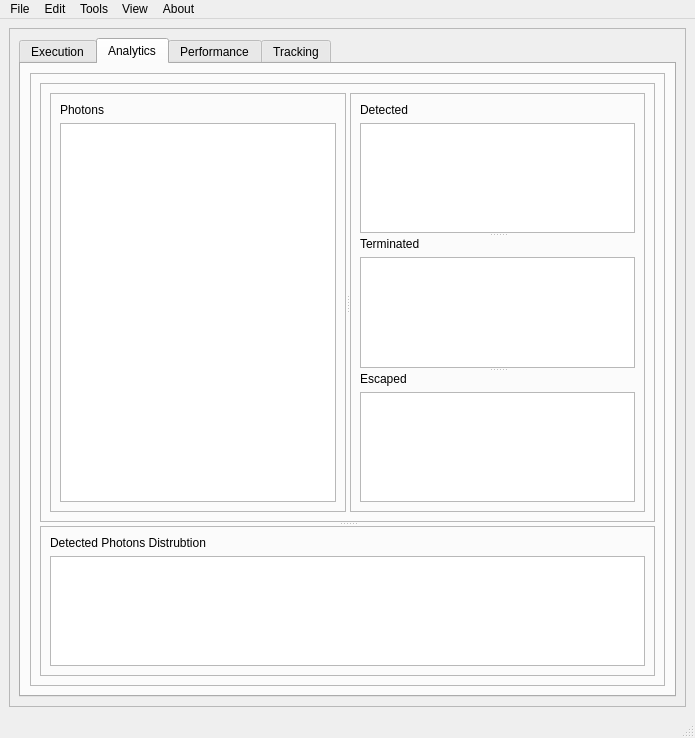
Old version of the form gui/RandomWalk_Ui/minimal.ui in the repository The4ofUs/Monte-Carlo-Simulation-of-Light-Propagation.
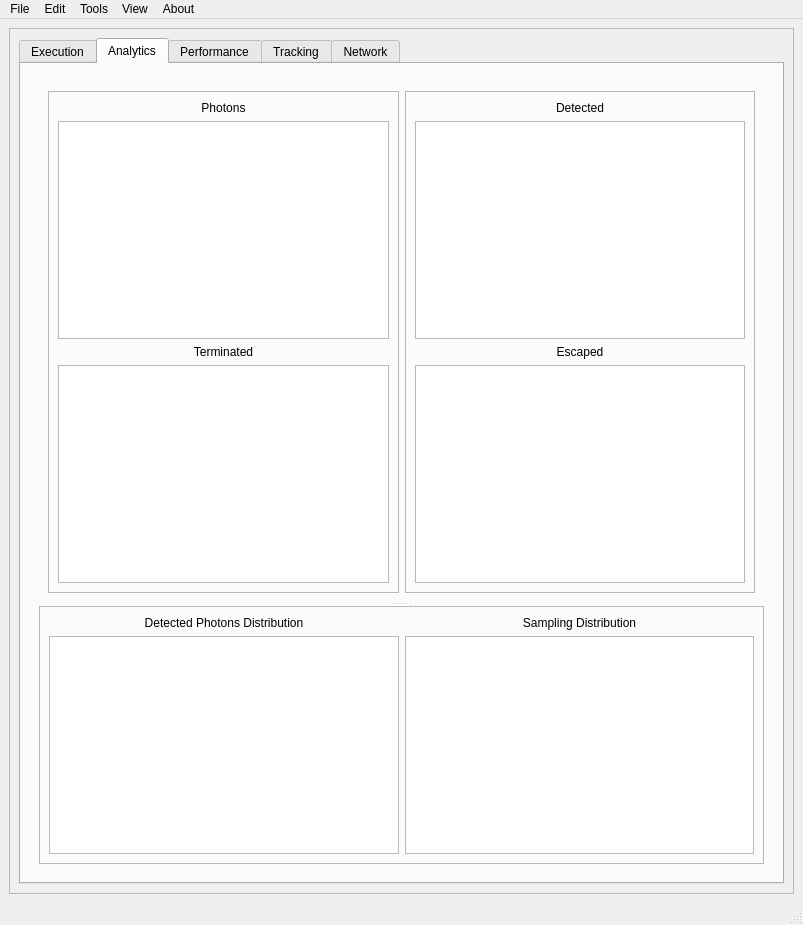
New version of the form. The open tabs and pages were chosen to show the change. Custom widgets are drawn as their Qt base class.

What changed in the file:
```diff
--- a/gui/RandomWalk_Ui/minimal.ui
+++ b/gui/RandomWalk_Ui/minimal.ui
@@ -6,13 +6,16 @@
    <rect>
     <x>0</x>
     <y>0</y>
-    <width>695</width>
-    <height>738</height>
+    <width>803</width>
+    <height>925</height>
    </rect>
   </property>
   <property name="windowTitle">
    <string>RandomWalk - CUDA</string>
   </property>
+  <property name="styleSheet">
+   <string notr="true"/>
+  </property>
   <widget class="QWidget" name="centralwidget">
    <layout class="QGridLayout" name="gridLayout_2">
     <item row="0" column="0">
@@ -823,7 +826,7 @@
            <item row="0" column="0">
             <widget class="QFrame" name="frame_5">
              <property name="frameShape">
-              <enum>QFrame::StyledPanel</enum>
+              <enum>QFrame::NoFrame</enum>
              </property>
              <property name="frameShadow">
               <enum>QFrame::Raised</enum>
@@ -836,17 +839,13 @@
                 </property>
                 <widget class="QFrame" name="frame_6">
                  <property name="frameShape">
-                  <enum>QFrame::StyledPanel</enum>
+                  <enum>QFrame::NoFrame</enum>
                  </property>
                  <property name="frameShadow">
                   <enum>QFrame::Raised</enum>
                  </property>
                  <layout class="QGridLayout" name="gridLayout_13">
                   <item row="0" column="0">
-                   <widget class="QSplitter" name="splitter_3">
-                    <property name="orientation">
-                     <enum>Qt::Horizontal</enum>
-                    </property>
                     <widget class="QFrame" name="frame_8">
                      <property name="frameShape">
                       <enum>QFrame::StyledPanel</enum>
@@ -862,74 +861,114 @@
                           <property name="text">
                            <string>Photons</string>
                           </property>
+                         <property name="textFormat">
+                          <enum>Qt::RichText</enum>
+                         </property>
+                         <property name="alignment">
+                          <set>Qt::AlignCenter</set>
+                         </property>
                          </widget>
                         </item>
                         <item>
-                         <widget class="QGraphicsView" name="graphicsView_2"/>
-                        </item>
-                       </layout>
-                      </item>
-                     </layout>
-                    </widget>
-                    <widget class="QFrame" name="frame_9">
-                     <property name="frameShape">
-                      <enum>QFrame::StyledPanel</enum>
-                     </property>
-                     <property name="frameShadow">
-                      <enum>QFrame::Raised</enum>
-                     </property>
-                     <layout class="QGridLayout" name="gridLayout_15">
-                      <item row="0" column="0">
-                       <widget class="QSplitter" name="splitter_4">
-                        <property name="orientation">
-                         <enum>Qt::Vertical</enum>
-                        </property>
-                        <widget class="QWidget" name="">
-                         <layout class="QVBoxLayout" name="verticalLayout_3">
-                          <item>
-                           <widget class="QLabel" name="label_14">
-                            <property name="text">
-                             <string>Detected</string>
-                            </property>
-                           </widget>
-                          </item>
-                          <item>
-                           <widget class="QGraphicsView" name="graphicsView_4"/>
-                          </item>
-                         </layout>
-                        </widget>
-                        <widget class="QWidget" name="">
+                        <widget class="MplWidget3D" name="photonsPlotWidget">
+                         <property name="styleSheet">
+                          <string notr="true"/>
+                         </property>
+                        </widget>
+                       </item>
+                      </layout>
+                     </item>
+                     <item row="1" column="0">
                          <layout class="QVBoxLayout" name="verticalLayout_4">
                           <item>
                            <widget class="QLabel" name="label_15">
                             <property name="text">
                              <string>Terminated</string>
                             </property>
+                         <property name="textFormat">
+                          <enum>Qt::RichText</enum>
+                         </property>
+                         <property name="alignment">
+                          <set>Qt::AlignCenter</set>
+                         </property>
                            </widget>
                           </item>
                           <item>
-                           <widget class="QGraphicsView" name="graphicsView_5"/>
-                          </item>
-                         </layout>
-                        </widget>
-                        <widget class="QWidget" name="">
+                        <widget class="MplWidget3D" name="terminatedPlotWidget">
+                         <property name="styleSheet">
+                          <string notr="true"/>
+                         </property>
+                        </widget>
+                       </item>
+                      </layout>
+                     </item>
+                    </layout>
+                   </widget>
+                  </item>
+                  <item row="0" column="1">
+                   <widget class="QFrame" name="frame_9">
+                    <property name="frameShape">
+                     <enum>QFrame::StyledPanel</enum>
+                    </property>
+                    <property name="frameShadow">
+                     <enum>QFrame::Raised</enum>
+                    </property>
+                    <layout class="QGridLayout" name="gridLayout_15">
+                     <item row="1" column="0">
                          <layout class="QVBoxLayout" name="verticalLayout_5">
                           <item>
                            <widget class="QLabel" name="label_16">
                             <property name="text">
                              <string>Escaped</string>
                             </property>
+                         <property name="textFormat">
+                          <enum>Qt::RichText</enum>
+                         </property>
+                         <property name="alignment">
+                          <set>Qt::AlignCenter</set>
+                         </property>
                            </widget>
                           </item>
                           <item>
-                           <widget class="QGraphicsView" name="graphicsView_3"/>
-                          </item>
-                         </layout>
+                        <widget class="MplWidget3D" name="escapedPlotWidget">
+                         <property name="styleSheet">
+                          <string notr="true"/>
+                         </property>
+                        </widget>
+                       </item>
+                      </layout>
+                     </item>
+                     <item row="0" column="0">
+                      <layout class="QVBoxLayout" name="verticalLayout_3">
+                       <item>
+                        <widget class="QLabel" name="label_14">
+                         <property name="text">
+                          <string>Detected</string>
+                         </property>
+                         <property name="textFormat">
+                          <enum>Qt::RichText</enum>
+                         </property>
+                         <property name="alignment">
+                          <set>Qt::AlignCenter</set>
+                         </property>
                         </widget>
+                       </item>
+                       <item>
+                        <widget class="MplWidget3D" name="detectedPlotWidget">
+                         <property name="sizeIncrement">
+                          <size>
+                           <width>1</width>
+                           <height>1</height>
+                          </size>
+                         </property>
+                         <property name="styleSheet">
+                          <string notr="true"/>
+                         </property>
                        </widget>
                       </item>
                      </layout>
-                    </widget>
+                     </item>
+                    </layout>
                    </widget>
                   </item>
                  </layout>
@@ -947,12 +986,36 @@
                     <item>
                      <widget class="QLabel" name="label_17">
                       <property name="text">
-                       <string>Detected Photons Distrubtion</string>
+                       <string>Detected Photons Distribution</string>
                       </property>
+                      <property name="alignment">
+                       <set>Qt::AlignCenter</set>
+                      </property>
                      </widget>
                     </item>
                     <item>
-                     <widget class="QGraphicsView" name="graphicsView_6"/>
+                     <widget class="MplWidget" name="detectedPhotonsDistributionPlotWidget">
+                      <property name="styleSheet">
+                       <string notr="true"/>
+                      </property>
+                     </widget>
+                    </item>
+                   </layout>
+                  </item>
+                  <item row="0" column="1">
+                   <layout class="QVBoxLayout" name="verticalLayout_8">
+                    <item>
+                     <widget class="QLabel" name="label_18">
+                      <property name="text">
+                       <string>Sampling Distribution</string>
+                      </property>
+                      <property name="alignment">
+                       <set>Qt::AlignCenter</set>
+                      </property>
+                     </widget>
+                    </item>
+                    <item>
+                     <widget class="MplWidget" name="samplingDistributionPlotWidget"/>
                     </item>
                    </layout>
                   </item>
@@ -975,6 +1038,11 @@
            <string>Tracking</string>
           </attribute>
          </widget>
+         <widget class="QWidget" name="tab_5">
+          <attribute name="title">
+           <string>Network</string>
+          </attribute>
+         </widget>
         </widget>
        </item>
       </layout>
@@ -988,7 +1056,7 @@
     <rect>
      <x>0</x>
      <y>0</y>
-     <width>695</width>
+     <width>803</width>
      <height>22</height>
     </rect>
    </property>
@@ -1086,6 +1154,18 @@
    </property>
   </action>
  </widget>
+ <customwidgets>
+  <customwidget>
+   <class>MplWidget</class>
+   <extends>QGraphicsView</extends>
+   <header>mplwidget.h</header>
+  </customwidget>
+  <customwidget>
+   <class>MplWidget3D</class>
+   <extends>QGraphicsView</extends>
+   <header>mplwidget.h</header>
+  </customwidget>
+ </customwidgets>
  <resources/>
  <connections/>
 </ui>
```
Lines whose indentation alone changed are shown as unchanged.
